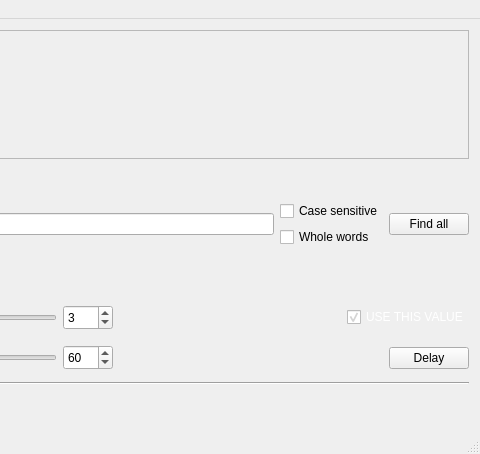
Before: the Qt Designer form OpenBoard/mainwindow.ui in ITAAcademy/OpenBoard, drawn with Qt 5; both pictures show x 357 to 837 and y 0 to 454 of the 837 by 454 pixel window.
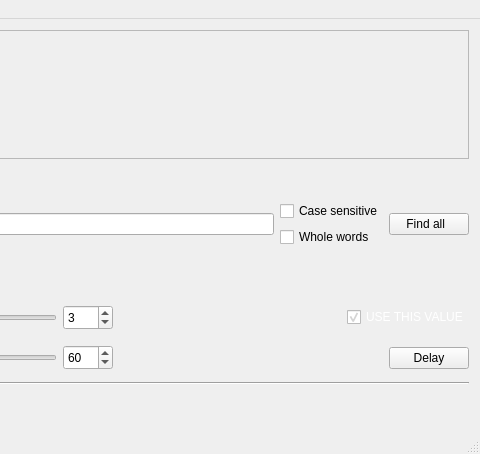
After: the same form once the commit is applied. Icons and pictures are not drawn.

Commit message: fix 132,131 bags; fix delay command append

```diff
--- a/OpenBoard/mainwindow.ui
+++ b/OpenBoard/mainwindow.ui
@@ -95,8 +95,14 @@
            </item>
            <item>
             <widget class="QPushButton" name="button_Find">
+             <property name="minimumSize">
+              <size>
+               <width>80</width>
+               <height>0</height>
+              </size>
+             </property>
              <property name="text">
-              <string>Find all</string>
+              <string>Find all  </string>
              </property>
             </widget>
            </item>
```
Left out of the diff: 17 changed lines with no effect on the pictures. The commit also changes 1 other file.
